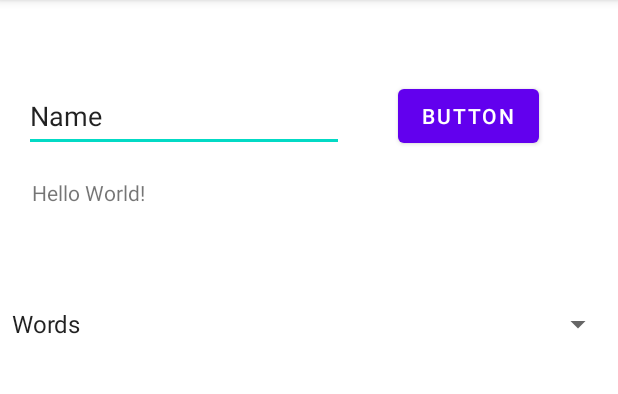
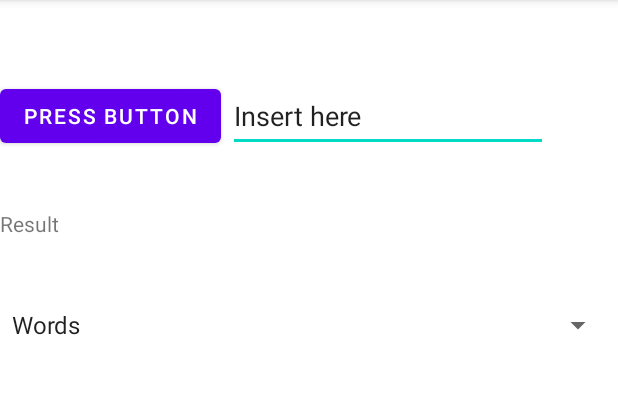
Before and after one commit to liaulyte/2LAB, an Android app: the screen it shows after launch (MainActivity), on a phone screen of 412 x 824 dp, the part 84-478 px from its top. Run offline under Robolectric (Android 15) with nearby library versions, the phone set to English and light mode, and no system bars.

Commit message:
initial commit

```diff
--- a/app/src/main/res/layout/activity_main.xml
+++ b/app/src/main/res/layout/activity_main.xml
@@ -11,24 +11,24 @@
         android:layout_width="96dp"
         android:layout_height="45dp"
         android:layout_marginEnd="112dp"
-        android:text="Hello World!"
+        android:text="Result"
         app:layout_constraintBottom_toBottomOf="parent"
-        app:layout_constraintEnd_toEndOf="@+id/txtName"
-        app:layout_constraintHorizontal_bias="0.05"
+        app:layout_constraintEnd_toEndOf="@+id/txtMain"
+        app:layout_constraintHorizontal_bias="0.0"
         app:layout_constraintLeft_toLeftOf="parent"
         app:layout_constraintRight_toRightOf="parent"
         app:layout_constraintTop_toTopOf="parent"
-        app:layout_constraintVertical_bias="0.164" />
+        app:layout_constraintVertical_bias="0.193" />
 
     <EditText
         android:id="@+id/txtName"
         android:layout_width="wrap_content"
         android:layout_height="wrap_content"
-        android:layout_marginStart="16dp"
+        android:layout_marginStart="152dp"
         android:ems="10"
         android:inputType="textPersonName"
         android:minHeight="48dp"
-        android:text="Name"
+        android:text="Insert here"
         app:layout_constraintBottom_toBottomOf="parent"
         app:layout_constraintStart_toStartOf="parent"
         app:layout_constraintTop_toTopOf="parent"
@@ -39,20 +39,21 @@
         android:layout_width="wrap_content"
         android:layout_height="wrap_content"
         android:layout_marginStart="36dp"
-        android:text="Button"
         android:onClick="onBtnCalculateClick"
+        android:text="Press button"
         app:layout_constraintBottom_toBottomOf="parent"
-        app:layout_constraintStart_toEndOf="@+id/txtName"
+        app:layout_constraintStart_toEndOf="@+id/txtMain"
         app:layout_constraintTop_toTopOf="parent"
-        app:layout_constraintVertical_bias="0.074" />
+        app:layout_constraintVertical_bias="0.074"
+        tools:ignore="UnknownId" />
 
     <Spinner
         android:id="@+id/spOtions"
         android:layout_width="409dp"
         android:layout_height="wrap_content"
-        android:layout_marginTop="40dp"
+        android:layout_marginTop="20dp"
         app:layout_constraintTop_toBottomOf="@+id/tvResult"
-        tools:layout_editor_absoluteX="1dp"
-        tools:ignore="MissingConstraints" />
+        tools:ignore="MissingConstraints"
+        tools:layout_editor_absoluteX="0dp" />
 
 </androidx.constraintlayout.widget.ConstraintLayout>
--- /dev/null
+++ b/app/src/main/res/values/ids.xml
@@ -0,0 +1,4 @@
+<?xml version="1.0" encoding="utf-8"?>
+<resources>
+    <item name="txtMain" type="id" />
+</resources>
--- a/app/src/main/res/values/strings.xml
+++ b/app/src/main/res/values/strings.xml
@@ -1,7 +1,9 @@
 <resources>
     <string name="app_name">ANTRAS</string>
+    <string name="NoText">Text is empty</string>
     <string-array name="counting_options">
         <item>Words</item>
         <item>Chars</item>
+        <item>Words and Space</item>
     </string-array>
 </resources>
```
Also changed, not shown: app/src/main/java/com/example/antras/MainActivity.java (+39 -2 lines), app/src/main/java/com/example/antras/text/countText.java (added, +21 -0 lines).
